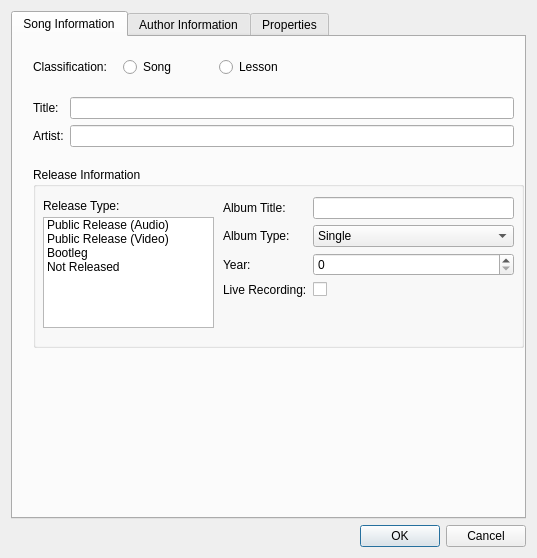
Qt form source/dialogs/fileinformationdialog.ui (powertab/powertabeditor) before a commit.
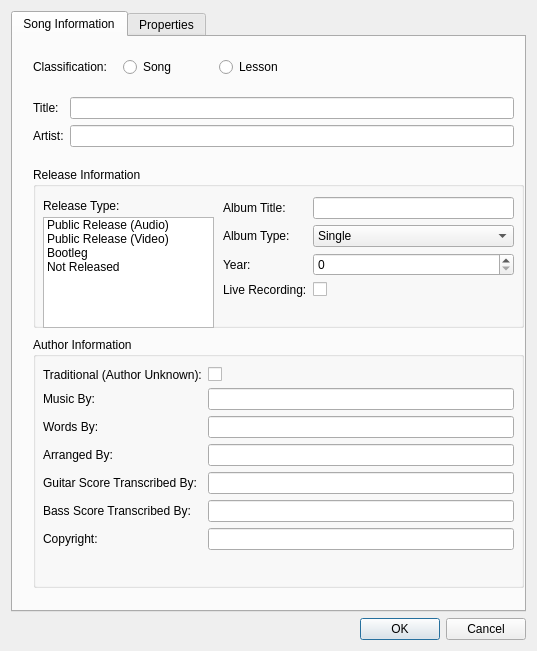
The same form after that commit.

Commit message: Finished the remainder of the file information dialog UI for song files.

Patch:
```diff
--- a/source/dialogs/fileinformationdialog.ui
+++ b/source/dialogs/fileinformationdialog.ui
@@ -7,7 +7,7 @@
     <x>0</x>
     <y>0</y>
     <width>537</width>
-    <height>558</height>
+    <height>651</height>
    </rect>
   </property>
   <property name="windowTitle">
@@ -81,7 +81,7 @@
          <x>20</x>
          <y>50</y>
          <width>501</width>
-         <height>411</height>
+         <height>511</height>
         </rect>
        </property>
        <widget class="QWidget" name="songPage">
@@ -126,7 +126,7 @@
            <x>0</x>
            <y>80</y>
            <width>491</width>
-           <height>181</height>
+           <height>161</height>
           </rect>
          </property>
          <property name="title">
@@ -350,15 +350,105 @@
           <widget class="QWidget" name="notReleasedInfo"/>
          </widget>
         </widget>
+        <widget class="QGroupBox" name="groupBox_2">
+         <property name="geometry">
+          <rect>
+           <x>0</x>
+           <y>250</y>
+           <width>491</width>
+           <height>251</height>
+          </rect>
+         </property>
+         <property name="title">
+          <string>Author Information</string>
+         </property>
+         <widget class="QWidget" name="formLayoutWidget_7">
+          <property name="geometry">
+           <rect>
+            <x>10</x>
+            <y>30</y>
+            <width>471</width>
+            <height>221</height>
+           </rect>
+          </property>
+          <layout class="QFormLayout" name="formLayout_7">
+           <item row="0" column="0">
+            <widget class="QLabel" name="traditionalSongLabel">
+             <property name="text">
+              <string>Traditional (Author Unknown):</string>
+             </property>
+            </widget>
+           </item>
+           <item row="0" column="1">
+            <widget class="QCheckBox" name="traditionalSongValue"/>
+           </item>
+           <item row="1" column="0">
+            <widget class="QLabel" name="composerLabel">
+             <property name="text">
+              <string>Music By:</string>
+             </property>
+            </widget>
+           </item>
+           <item row="1" column="1">
+            <widget class="QLineEdit" name="composerValue"/>
+           </item>
+           <item row="2" column="0">
+            <widget class="QLabel" name="lyricistLabel">
+             <property name="text">
+              <string>Words By:</string>
+             </property>
+            </widget>
+           </item>
+           <item row="2" column="1">
+            <widget class="QLineEdit" name="lyricistValue"/>
+           </item>
+           <item row="3" column="0">
+            <widget class="QLabel" name="arrangerLabel">
+             <property name="text">
+              <string>Arranged By:</string>
+             </property>
+            </widget>
+           </item>
+           <item row="3" column="1">
+            <widget class="QLineEdit" name="arrangerValue"/>
+           </item>
+           <item row="4" column="0">
+            <widget class="QLabel" name="guitarTranscriberLabel">
+             <property name="text">
+              <string>Guitar Score Transcribed By:</string>
+             </property>
+            </widget>
+           </item>
+           <item row="4" column="1">
+            <widget class="QLineEdit" name="guitarTranscriberValue"/>
+           </item>
+           <item row="5" column="0">
+            <widget class="QLabel" name="bassTranscriberLabel">
+             <property name="text">
+              <string>Bass Score Transcribed By:</string>
+             </property>
+            </widget>
+           </item>
+           <item row="5" column="1">
+            <widget class="QLineEdit" name="bassTranscriberValue"/>
+           </item>
+           <item row="6" column="0">
+            <widget class="QLabel" name="songCopyrightLabel">
+             <property name="text">
+              <string>Copyright:</string>
+             </property>
+            </widget>
+           </item>
+           <item row="6" column="1">
+            <widget class="QLineEdit" name="songCopyrightValue"/>
+           </item>
+          </layout>
+         </widget>
+        </widget>
        </widget>
        <widget class="QWidget" name="lessonPage"/>
       </widget>
      </widget>
-     <widget class="QWidget" name="authorInfo">
-      <attribute name="title">
-       <string>Author Information</string>
-      </attribute>
-     </widget>
      <widget class="QWidget" name="properties">
       <attribute name="title">
        <string>Properties</string>
```
The commit also changes 2 other files.
